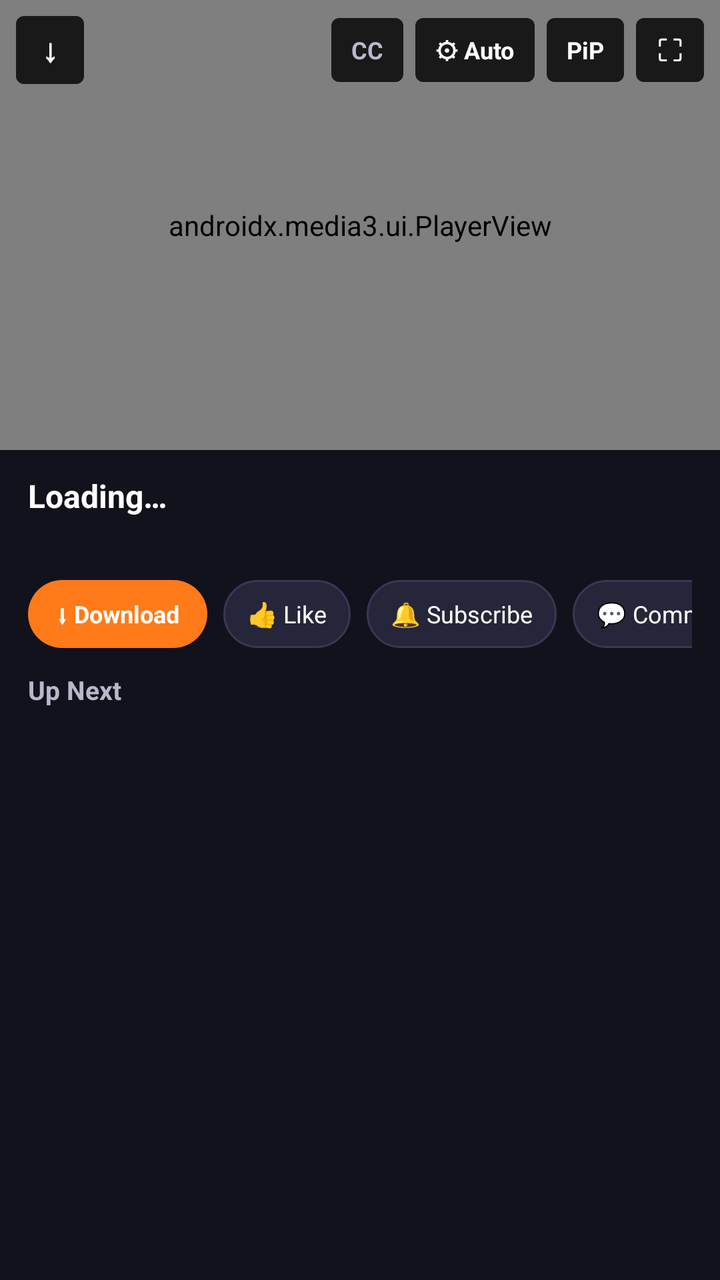
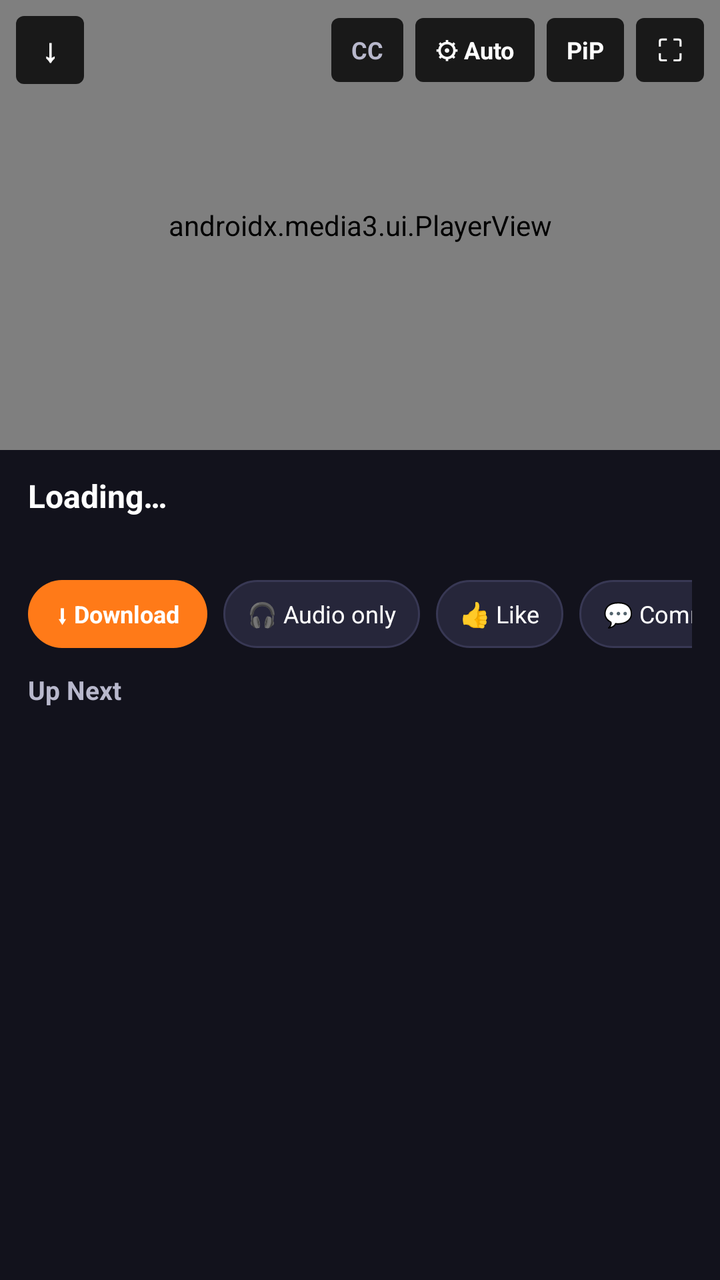

Two renders of the same Android screen: before a commit and after it. Below are the layout's source before the change and the commit's diff.
<!-- AndroidManifest.xml: application theme Theme.GrabAll -->
<!-- res/layout/activity_youtube_player.xml -->
<?xml version="1.0" encoding="utf-8"?>
<LinearLayout xmlns:android="http://schemas.android.com/apk/res/android"
    xmlns:app="http://schemas.android.com/apk/res-auto"
    android:layout_width="match_parent"
    android:layout_height="match_parent"
    android:background="@color/graball_bg"
    android:orientation="vertical">

    
    <FrameLayout
        android:id="@+id/playerContainer"
        android:layout_width="match_parent"
        android:layout_height="225dp"
        android:background="#000000">

        <androidx.media3.ui.PlayerView
            android:id="@+id/ytPlayerView"
            android:layout_width="match_parent"
            android:layout_height="match_parent"
            app:resize_mode="fit"
            app:show_buffering="when_playing"
            app:surface_type="surface_view"
            app:use_controller="true" />

        
        <TextView
            android:id="@+id/audioOnlyBanner"
            android:layout_width="wrap_content"
            android:layout_height="wrap_content"
            android:layout_gravity="top|center_horizontal"
            android:layout_marginTop="48dp"
            android:background="@drawable/yt_hud_bg"
            android:clickable="false"
            android:focusable="false"
            android:paddingStart="14dp"
            android:paddingTop="6dp"
            android:paddingEnd="14dp"
            android:paddingBottom="6dp"
            android:text="🎧 Audio-Only Mode (Battery Saver)"
            android:textColor="@color/graball_text"
            android:textSize="12sp"
            android:textStyle="bold"
            android:visibility="gone" />

        
        <TextView
            android:id="@+id/gestureHud"
            android:layout_width="wrap_content"
            android:layout_height="wrap_content"
            android:layout_gravity="center"
            android:background="@drawable/yt_hud_bg"
            android:paddingStart="16dp"
            android:paddingTop="8dp"
            android:paddingEnd="16dp"
            android:paddingBottom="8dp"
            android:textColor="@color/graball_text"
            android:textSize="15sp"
            android:textStyle="bold"
            android:visibility="gone" />

        <LinearLayout
            android:id="@+id/playerLoadingBox"
            android:layout_width="wrap_content"
            android:layout_height="wrap_content"
            android:layout_gravity="center"
            android:gravity="center"
            android:orientation="vertical"
            android:visibility="gone">

            <ProgressBar
                android:id="@+id/playerLoading"
                android:layout_width="40dp"
                android:layout_height="40dp"
                android:indeterminateTint="@color/graball_orange" />

            <TextView
                android:id="@+id/playerLoadingText"
                android:layout_width="wrap_content"
                android:layout_height="wrap_content"
                android:layout_marginTop="6dp"
                android:background="@drawable/yt_hud_bg"
                android:paddingStart="12dp"
                android:paddingTop="4dp"
                android:paddingEnd="12dp"
                android:paddingBottom="4dp"
                android:text="Connecting…"
                android:textColor="@color/graball_text"
                android:textSize="12sp" />
        </LinearLayout>

        
        <LinearLayout
            android:id="@+id/playerTopOverlay"
            android:layout_width="match_parent"
            android:layout_height="wrap_content"
            android:layout_gravity="top"
            android:gravity="center_vertical"
            android:orientation="horizontal"
            android:padding="8dp">

            <TextView
                android:id="@+id/btnPlayerBack"
                android:layout_width="34dp"
                android:layout_height="34dp"
                android:background="@drawable/yt_badge_bg"
                android:gravity="center"
                android:text="↓"
                android:textColor="@color/graball_text"
                android:textSize="16sp"
                android:textStyle="bold" />

            <View
                android:layout_width="0dp"
                android:layout_height="1dp"
                android:layout_weight="1" />

            <TextView
                android:id="@+id/btnTopCaptions"
                android:layout_width="wrap_content"
                android:layout_height="32dp"
                android:layout_marginEnd="6dp"
                android:background="@drawable/yt_badge_bg"
                android:gravity="center"
                android:paddingStart="10dp"
                android:paddingEnd="10dp"
                android:text="CC"
                android:textColor="@color/graball_subtext"
                android:textSize="12sp"
                android:textStyle="bold" />

            <TextView
                android:id="@+id/btnTopQuality"
                android:layout_width="wrap_content"
                android:layout_height="32dp"
                android:layout_marginEnd="6dp"
                android:background="@drawable/yt_badge_bg"
                android:gravity="center"
                android:paddingStart="10dp"
                android:paddingEnd="10dp"
                android:text="⚙ Auto"
                android:textColor="@color/graball_text"
                android:textSize="12sp"
                android:textStyle="bold" />

            <TextView
                android:id="@+id/btnTopPip"
                android:layout_width="wrap_content"
                android:layout_height="32dp"
                android:layout_marginEnd="6dp"
                android:background="@drawable/yt_badge_bg"
                android:gravity="center"
                android:paddingStart="10dp"
                android:paddingEnd="10dp"
                android:text="PiP"
                android:textColor="@color/graball_text"
                android:textSize="12sp"
                android:textStyle="bold" />

            <TextView
                android:id="@+id/btnFullscreen"
                android:layout_width="34dp"
                android:layout_height="32dp"
                android:background="@drawable/yt_badge_bg"
                android:gravity="center"
                android:text="⛶"
                android:textColor="@color/graball_text"
                android:textSize="15sp" />
        </LinearLayout>
    </FrameLayout>

    
    <LinearLayout
        android:id="@+id/detailsContainer"
        android:layout_width="match_parent"
        android:layout_height="0dp"
        android:layout_weight="1"
        android:orientation="vertical">

        
        <LinearLayout
            android:layout_width="match_parent"
            android:layout_height="wrap_content"
            android:orientation="vertical"
            android:paddingStart="14dp"
            android:paddingTop="12dp"
            android:paddingEnd="14dp"
            android:paddingBottom="6dp">

            <TextView
                android:id="@+id/playerVideoTitle"
                android:layout_width="match_parent"
                android:layout_height="wrap_content"
                android:ellipsize="end"
                android:maxLines="2"
                android:text="Loading…"
                android:textColor="@color/graball_text"
                android:textSize="16sp"
                android:textStyle="bold" />

            <TextView
                android:id="@+id/playerVideoMeta"
                android:layout_width="match_parent"
                android:layout_height="wrap_content"
                android:layout_marginTop="3dp"
                android:textColor="@color/graball_subtext"
                android:textSize="12sp" />

            <LinearLayout
                android:id="@+id/playerErrorRow"
                android:layout_width="match_parent"
                android:layout_height="wrap_content"
                android:layout_marginTop="6dp"
                android:gravity="center_vertical"
                android:orientation="horizontal"
                android:visibility="gone">

                <TextView
                    android:id="@+id/playerError"
                    android:layout_width="0dp"
                    android:layout_height="wrap_content"
                    android:layout_weight="1"
                    android:textColor="#FF6B6B"
                    android:textSize="12sp" />

                <TextView
                    android:id="@+id/btnPlayerRetry"
                    android:layout_width="wrap_content"
                    android:layout_height="28dp"
                    android:layout_marginStart="8dp"
                    android:background="@drawable/yt_chip_selected"
                    android:gravity="center"
                    android:paddingStart="12dp"
                    android:paddingEnd="12dp"
                    android:text="↻ Retry"
                    android:textColor="@color/graball_text"
                    android:textSize="12sp"
                    android:textStyle="bold" />
            </LinearLayout>
        </LinearLayout>

        
        <HorizontalScrollView
            android:layout_width="match_parent"
            android:layout_height="wrap_content"
            android:paddingStart="14dp"
            android:paddingTop="6dp"
            android:paddingEnd="14dp"
            android:paddingBottom="8dp"
            android:scrollbars="none">

            <LinearLayout
                android:layout_width="wrap_content"
                android:layout_height="wrap_content"
                android:orientation="horizontal">

                <TextView
                    android:id="@+id/actionDownload"
                    android:layout_width="wrap_content"
                    android:layout_height="34dp"
                    android:layout_marginEnd="8dp"
                    android:background="@drawable/yt_chip_selected"
                    android:gravity="center"
                    android:paddingStart="14dp"
                    android:paddingEnd="14dp"
                    android:text="⬇ Download"
                    android:textColor="@color/graball_text"
                    android:textSize="12sp"
                    android:textStyle="bold" />

                <TextView
                    android:id="@+id/actionLike"
                    android:layout_width="wrap_content"
                    android:layout_height="34dp"
                    android:layout_marginEnd="8dp"
                    android:background="@drawable/yt_chip_bg"
                    android:gravity="center"
                    android:paddingStart="12dp"
                    android:paddingEnd="12dp"
                    android:text="👍 Like"
                    android:textColor="@color/graball_text"
                    android:textSize="12sp" />

                <TextView
                    android:id="@+id/actionSubscribe"
                    android:layout_width="wrap_content"
                    android:layout_height="34dp"
                    android:layout_marginEnd="8dp"
                    android:background="@drawable/yt_chip_bg"
                    android:gravity="center"
                    android:paddingStart="12dp"
                    android:paddingEnd="12dp"
                    android:text="🔔 Subscribe"
                    android:textColor="@color/graball_text"
                    android:textSize="12sp" />

                <TextView
                    android:id="@+id/actionComments"
                    android:layout_width="wrap_content"
                    android:layout_height="34dp"
                    android:layout_marginEnd="8dp"
                    android:background="@drawable/yt_chip_bg"
                    android:gravity="center"
                    android:paddingStart="12dp"
                    android:paddingEnd="12dp"
                    android:text="💬 Comments"
                    android:textColor="@color/graball_text"
                    android:textSize="12sp" />

                <TextView
                    android:id="@+id/actionOpenWeb"
                    android:layout_width="wrap_content"
                    android:layout_height="34dp"
                    android:layout_marginEnd="8dp"
                    android:background="@drawable/yt_chip_bg"
                    android:gravity="center"
                    android:paddingStart="12dp"
                    android:paddingEnd="12dp"
                    android:text="🌐 Web"
                    android:textColor="@color/graball_text"
                    android:textSize="12sp" />

                <TextView
                    android:id="@+id/actionBgAudio"
                    android:layout_width="wrap_content"
                    android:layout_height="34dp"
                    android:layout_marginEnd="8dp"
                    android:background="@drawable/yt_chip_bg"
                    android:gravity="center"
                    android:paddingStart="12dp"
                    android:paddingEnd="12dp"
                    android:text="🎧 BG Audio"
                    android:textColor="@color/graball_text"
                    android:textSize="12sp" />

                <TextView
                    android:id="@+id/actionPip"
                    android:layout_width="wrap_content"
                    android:layout_height="34dp"
                    android:layout_marginEnd="8dp"
                    android:background="@drawable/yt_chip_bg"
                    android:gravity="center"
                    android:paddingStart="12dp"
                    android:paddingEnd="12dp"
                    android:text="⧉ PiP"
                    android:textColor="@color/graball_text"
                    android:textSize="12sp" />

                <TextView
                    android:id="@+id/actionQuality"
                    android:layout_width="wrap_content"
                    android:layout_height="34dp"
                    android:layout_marginEnd="8dp"
                    android:background="@drawable/yt_chip_bg"
                    android:gravity="center"
                    android:paddingStart="12dp"
                    android:paddingEnd="12dp"
                    android:text="⚙ Auto"
                    android:textColor="@color/graball_text"
                    android:textSize="12sp" />

                <TextView
                    android:id="@+id/actionSpeed"
                    android:layout_width="wrap_content"
                    android:layout_height="34dp"
                    android:layout_marginEnd="8dp"
                    android:background="@drawable/yt_chip_bg"
                    android:gravity="center"
                    android:paddingStart="12dp"
                    android:paddingEnd="12dp"
                    android:text="1.0×"
                    android:textColor="@color/graball_text"
                    android:textSize="12sp" />

                <TextView
                    android:id="@+id/actionCaptions"
                    android:layout_width="wrap_content"
                    android:layout_height="34dp"
                    android:layout_marginEnd="8dp"
                    android:background="@drawable/yt_chip_bg"
                    android:gravity="center"
                    android:paddingStart="12dp"
                    android:paddingEnd="12dp"
                    android:text="CC"
                    android:textColor="@color/graball_subtext"
                    android:textSize="12sp"
                    android:textStyle="bold" />

                <TextView
                    android:id="@+id/actionBookmark"
                    android:layout_width="wrap_content"
                    android:layout_height="34dp"
                    android:layout_marginEnd="8dp"
                    android:background="@drawable/yt_chip_bg"
                    android:gravity="center"
                    android:paddingStart="12dp"
                    android:paddingEnd="12dp"
                    android:text="☆ Save"
                    android:textColor="@color/graball_text"
                    android:textSize="12sp" />

                <TextView
                    android:id="@+id/actionSponsorBlock"
                    android:layout_width="wrap_content"
                    android:layout_height="34dp"
                    android:background="@drawable/yt_chip_bg"
                    android:gravity="center"
                    android:paddingStart="12dp"
                    android:paddingEnd="12dp"
                    android:text="SB: ON"
                    android:textColor="@color/graball_active"
                    android:textSize="12sp"
                    android:textStyle="bold" />
            </LinearLayout>
        </HorizontalScrollView>

        
        <TextView
            android:layout_width="match_parent"
            android:layout_height="wrap_content"
            android:paddingStart="14dp"
            android:paddingTop="4dp"
            android:paddingEnd="14dp"
            android:paddingBottom="6dp"
            android:text="Up Next"
            android:textColor="@color/graball_subtext"
            android:textSize="13sp"
            android:textStyle="bold" />

        <androidx.recyclerview.widget.RecyclerView
            android:id="@+id/relatedList"
            android:layout_width="match_parent"
            android:layout_height="0dp"
            android:layout_weight="1"
            android:clipToPadding="false"
            android:paddingStart="12dp"
            android:paddingEnd="12dp"
            android:paddingBottom="12dp" />
    </LinearLayout>

</LinearLayout>
<!-- resources referenced by this layout -->
<resources>
  <color name="graball_active">#22C55E</color>
  <color name="graball_bg">#12121C</color>
  <color name="graball_orange">#FF7A18</color>
  <color name="graball_subtext">#B8B8CC</color>
  <color name="graball_text">#FFFFFF</color>
  <!-- drawable yt_badge_bg (drawable) -->
  <?xml version="1.0" encoding="utf-8"?>
  <shape xmlns:android="http://schemas.android.com/apk/res/android">
      <solid android:color="#CC000000" />
      <corners android:radius="4dp" />
  </shape>
  <!-- drawable yt_chip_bg (drawable) -->
  <?xml version="1.0" encoding="utf-8"?>
  <shape xmlns:android="http://schemas.android.com/apk/res/android">
      <solid android:color="#26263A" />
      <stroke android:width="1dp" android:color="#383854" />
      <corners android:radius="18dp" />
  </shape>
  <!-- drawable yt_chip_selected (drawable) -->
  <?xml version="1.0" encoding="utf-8"?>
  <shape xmlns:android="http://schemas.android.com/apk/res/android">
      <solid android:color="@color/graball_orange" />
      <corners android:radius="18dp" />
  </shape>
  <!-- drawable yt_hud_bg (drawable) -->
  <?xml version="1.0" encoding="utf-8"?>
  <shape xmlns:android="http://schemas.android.com/apk/res/android">
      <solid android:color="#CC12121C" />
      <stroke android:width="1dp" android:color="#55FF7A18" />
      <corners android:radius="20dp" />
  </shape>
  <style name="Theme.GrabAll" parent="Theme.AppCompat.DayNight.NoActionBar">
          <item name="android:statusBarColor">@color/graball_nav</item>
          <item name="android:navigationBarColor">@color/graball_nav</item>
          <item name="colorAccent">@color/graball_orange</item>
      </style>
  <color name="graball_nav">#0E0E16</color>
</resources>

<!-- the commit's change to res/layout/activity_youtube_player.xml (unified diff, before → after) -->
@@ -268,6 +268,19 @@
                     android:textStyle="bold" />
 
                 <TextView
+                    android:id="@+id/actionBgAudio"
+                    android:layout_width="wrap_content"
+                    android:layout_height="34dp"
+                    android:layout_marginEnd="8dp"
+                    android:background="@drawable/yt_chip_bg"
+                    android:gravity="center"
+                    android:paddingStart="12dp"
+                    android:paddingEnd="12dp"
+                    android:text="🎧 Audio only"
+                    android:textColor="@color/graball_text"
+                    android:textSize="12sp" />
+
+                <TextView
                     android:id="@+id/actionLike"
                     android:layout_width="wrap_content"
                     android:layout_height="34dp"
@@ -281,6 +294,19 @@
                     android:textSize="12sp" />
 
                 <TextView
+                    android:id="@+id/actionComments"
+                    android:layout_width="wrap_content"
+                    android:layout_height="34dp"
+                    android:layout_marginEnd="8dp"
+                    android:background="@drawable/yt_chip_bg"
+                    android:gravity="center"
+                    android:paddingStart="12dp"
+                    android:paddingEnd="12dp"
+                    android:text="💬 Comments"
+                    android:textColor="@color/graball_text"
+                    android:textSize="12sp" />
+
+                <TextView
                     android:id="@+id/actionSubscribe"
                     android:layout_width="wrap_content"
                     android:layout_height="34dp"
@@ -294,19 +320,6 @@
                     android:textSize="12sp" />
 
                 <TextView
-                    android:id="@+id/actionComments"
-                    android:layout_width="wrap_content"
-                    android:layout_height="34dp"
-                    android:layout_marginEnd="8dp"
-                    android:background="@drawable/yt_chip_bg"
-                    android:gravity="center"
-                    android:paddingStart="12dp"
-                    android:paddingEnd="12dp"
-                    android:text="💬 Comments"
-                    android:textColor="@color/graball_text"
-                    android:textSize="12sp" />
-
-                <TextView
                     android:id="@+id/actionOpenWeb"
                     android:layout_width="wrap_content"
                     android:layout_height="34dp"
@@ -316,19 +329,6 @@
                     android:paddingStart="12dp"
                     android:paddingEnd="12dp"
                     android:text="🌐 Web"
-                    android:textColor="@color/graball_text"
-                    android:textSize="12sp" />
-
-                <TextView
-                    android:id="@+id/actionBgAudio"
-                    android:layout_width="wrap_content"
-                    android:layout_height="34dp"
-                    android:layout_marginEnd="8dp"
-                    android:background="@drawable/yt_chip_bg"
-                    android:gravity="center"
-                    android:paddingStart="12dp"
-                    android:paddingEnd="12dp"
-                    android:text="🎧 BG Audio"
                     android:textColor="@color/graball_text"
                     android:textSize="12sp" />
 
